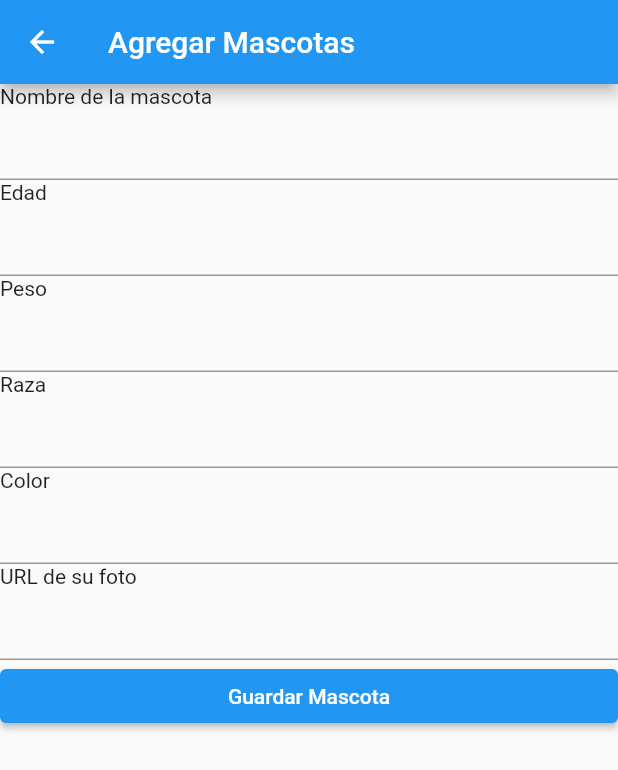
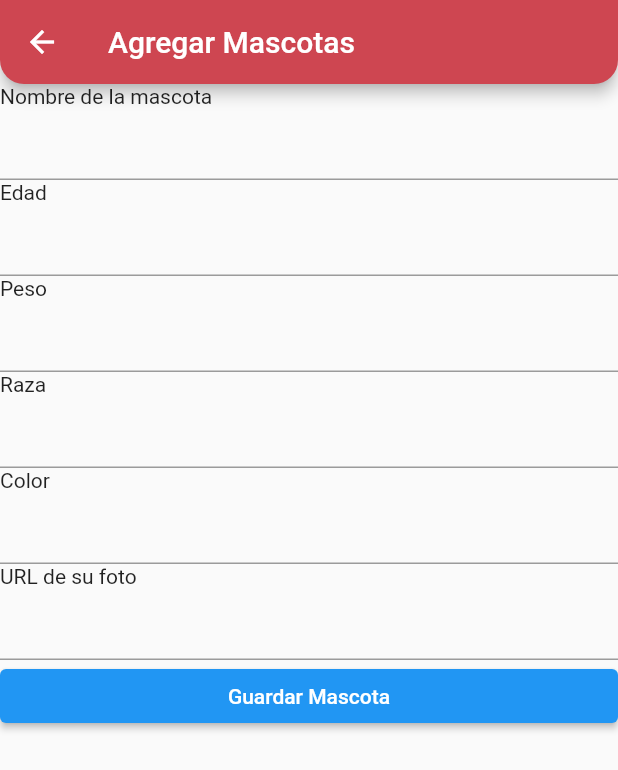
Before and after one commit to JuanFr1/PetFeeder, a Flutter app: the listaMascotasPage screen opened directly, after a tap on the "add" icon, on a phone screen of 412 x 824 dp. Shown: the top 770 px of the screen. Run offline on Flutter 3.47's test engine with Material 2 defaults, Android fonts, the phone set to English and light mode, and no system bars; our stand-ins replace flutter_speed_dial, modal_progress_hud_nsn, snippet_coder_utils; missing offline and left inert: scratcher; network calls fail.

Commit message:
Cambios finales

```diff
--- a/mascotas-app/petfeeder/lib/pages/agregarMascotas.dart
+++ b/mascotas-app/petfeeder/lib/pages/agregarMascotas.dart
@@ -35,7 +35,10 @@ class _agregarMascotasPageState extends State<agregarMascotasPage> {
   Widget build(BuildContext context) {
     return Scaffold(
         appBar: AppBar(
-          title: Text("Agregar Mascotas"),
+          shape: RoundedRectangleBorder(
+              borderRadius: BorderRadius.vertical(bottom: Radius.circular(16))),
+          title: Text('Agregar Mascotas'),
+          backgroundColor: Color.fromARGB(255, 206, 70, 81),
         ),
         body: ListView(
           children: [
--- a/mascotas-app/petfeeder/lib/pages/listaMascotas.dart
+++ b/mascotas-app/petfeeder/lib/pages/listaMascotas.dart
@@ -20,8 +20,10 @@ class _listaMascotasPageState extends State<listaMascotasPage> {
   Widget build(BuildContext context) {
     return Scaffold(
         appBar: AppBar(
-          title: Text("Lista de Mascotas"),
-          backgroundColor: Colors.purple,
+          shape: RoundedRectangleBorder(
+              borderRadius: BorderRadius.vertical(bottom: Radius.circular(16))),
+          title: Text('Lista Mascotas'),
+          backgroundColor: Color.fromARGB(255, 206, 70, 81),
         ),
         body: Center(
           child: Column(children: [
@@ -42,7 +44,7 @@ class _listaMascotasPageState extends State<listaMascotasPage> {
                       });
                     },
                     tooltip: "Agregar Mascota",
-                    backgroundColor: Colors.blue,
+                    backgroundColor: Color.fromARGB(255, 206, 70, 81),
                     child: const Icon(Icons.add)))
           ]),
         ));
@@ -130,7 +132,7 @@ removeMascota(BuildContext context, Mascota mascota) {
                 },
                 child: Text(
                   "Cancelar",
-                  style: TextStyle(color: Colors.blue),
+                  style: TextStyle(color: Color.fromARGB(255, 208, 216, 98)),
                 ),
               )
             ],
--- a/mascotas-app/petfeeder/lib/servicios/mascota.peticion.dart
+++ b/mascotas-app/petfeeder/lib/servicios/mascota.peticion.dart
@@ -1,8 +1,9 @@
 import 'dart:convert';
 
-import 'package:petfeeder/model/mascota.model.dart';
 import 'package:flutter/foundation.dart';
 import 'package:http/http.dart' as http;
+
+import '../model/mascota.model.dart';
 
 Future<List<Mascota>> listaMascotas() async {
   final response =
```
Also changed, not shown: mascotas-app/petfeeder/lib/main.dart (+33 -4 lines), 1 other file.
